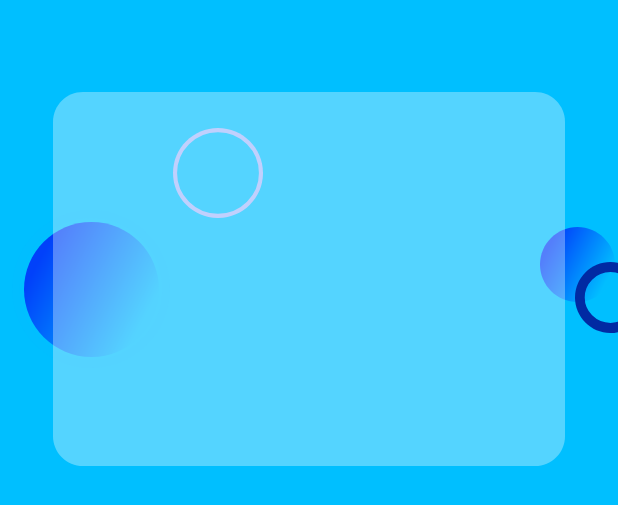
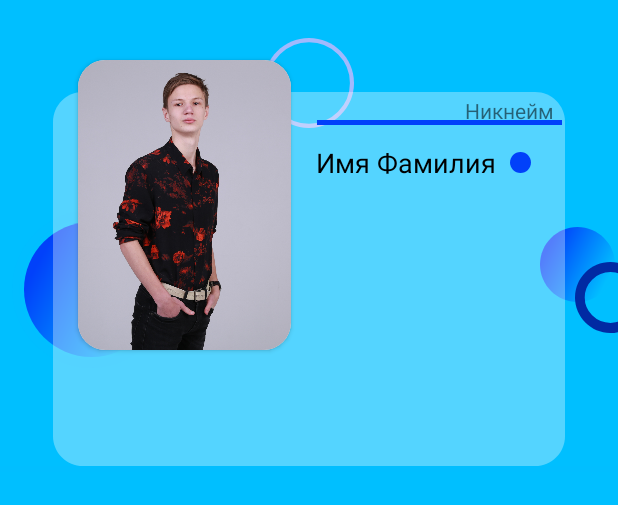
Before and after one commit to romka-best/NeoBrain_App, an Android app: the layout profile_controller.xml on its own in the app's theme, with its tools: preview values and no code run, on a phone screen of 412 x 824 dp. Shown: the top 505 px of the screen. Run offline under Robolectric (Android 15) with nearby library versions, the phone set to English and light mode, and no system bars.

Commit message:
Update ProfileController Add new shapes and avatar Add new dependencies

```diff
--- a/app/src/main/java/com/example/neobrain/Controllers/ProfileController.java
+++ b/app/src/main/java/com/example/neobrain/Controllers/ProfileController.java
@@ -5,6 +5,8 @@ import android.view.View;
 import android.view.ViewGroup;
 
 import androidx.annotation.NonNull;
+import androidx.cardview.widget.CardView;
+import androidx.swiperefreshlayout.widget.SwipeRefreshLayout;
 
 import com.bluelinelabs.conductor.Controller;
 import com.example.neobrain.R;
@@ -12,11 +14,31 @@ import com.example.neobrain.R;
 import butterknife.ButterKnife;
 
 public class ProfileController extends Controller {
+
+    private CardView avatarCard;
+    private SwipeRefreshLayout swipeContainer;
+
     @NonNull
     @Override
     protected View onCreateView(@NonNull LayoutInflater inflater, @NonNull ViewGroup container) {
-        View view = inflater.inflate(R.layout.start_controller, container, false);
+        View view = inflater.inflate(R.layout.profile_controller, container, false);
         ButterKnife.bind(this, view);
+
+        avatarCard = view.findViewById(R.id.avatar_card);
+        avatarCard.setPreventCornerOverlap(false);
+
+        swipeContainer = view.findViewById(R.id.swipeContainer);
+        swipeContainer.setOnRefreshListener(new SwipeRefreshLayout.OnRefreshListener() {
+            @Override
+            public void onRefresh() {
+                // Сделать обновление страницы
+//                swipeContainer.setRefreshing(false);
+            }
+        });
+
+        swipeContainer.setColorSchemeResources(
+                R.color.colorPrimary,
+                R.color.colorPrimaryDark);
         return view;
     }
 }
--- /dev/null
+++ b/app/src/main/res/drawable/circle_offline.xml
@@ -0,0 +1,24 @@
+<?xml version="1.0" encoding="utf-8"?>
+<vector
+    xmlns:android="http://schemas.android.com/apk/res/android"
+    xmlns:aapt="http://schemas.android.com/aapt"
+    android:width="14dp"
+    android:height="14dp"
+    android:viewportWidth="14"
+    android:viewportHeight="14"
+    >
+
+    <group>
+
+        <clip-path
+            android:pathData="M14 7C14 10.866 10.866 14 7 14C3.13401 14 0 10.866 0 7C0 3.13401 3.13401 0 7 0C10.866 0 14 3.13401 14 7Z"
+            />
+
+        <path
+            android:pathData="M0 0V14H14V0"
+            android:fillColor="#fa013f"
+            />
+
+    </group>
+
+</vector>
--- /dev/null
+++ b/app/src/main/res/drawable/circle_online.xml
@@ -0,0 +1,24 @@
+<?xml version="1.0" encoding="utf-8"?>
+<vector
+    xmlns:android="http://schemas.android.com/apk/res/android"
+    xmlns:aapt="http://schemas.android.com/aapt"
+    android:width="14dp"
+    android:height="14dp"
+    android:viewportWidth="14"
+    android:viewportHeight="14"
+    >
+
+    <group>
+
+        <clip-path
+            android:pathData="M14 7C14 10.866 10.866 14 7 14C3.13401 14 0 10.866 0 7C0 3.13401 3.13401 0 7 0C10.866 0 14 3.13401 14 7Z"
+            />
+
+        <path
+            android:pathData="M0 0V14H14V0"
+            android:fillColor="#0141FA"
+            />
+
+    </group>
+
+</vector>
--- /dev/null
+++ b/app/src/main/res/drawable/line_blue.xml
@@ -0,0 +1,25 @@
+<?xml version="1.0" encoding="utf-8"?>
+<vector
+    xmlns:android="http://schemas.android.com/apk/res/android"
+    xmlns:aapt="http://schemas.android.com/aapt"
+    android:width="200dp"
+    android:height="10dp"
+    android:viewportWidth="389"
+    android:viewportHeight="2"
+    >
+
+    <group>
+
+        <clip-path
+            android:pathData="M1 1H388H1Z"
+            />
+
+    </group>
+
+    <path
+        android:pathData="M1 1H388H1Z"
+        android:strokeWidth="2"
+        android:strokeColor="#01BEFF"
+        />
+
+</vector>
--- /dev/null
+++ b/app/src/main/res/drawable/line_darkblue.xml
@@ -0,0 +1,25 @@
+<?xml version="1.0" encoding="utf-8"?>
+<vector
+    xmlns:android="http://schemas.android.com/apk/res/android"
+    xmlns:aapt="http://schemas.android.com/aapt"
+    android:width="200dp"
+    android:height="10dp"
+    android:viewportWidth="188"
+    android:viewportHeight="3"
+    >
+
+    <group>
+
+        <clip-path
+            android:pathData="M1.5 1.5H186.5H1.5Z"
+            />
+
+    </group>
+
+    <path
+        android:pathData="M1.5 1.5H186.5H1.5Z"
+        android:strokeWidth="3"
+        android:strokeColor="#0141FA"
+        />
+
+</vector>
--- a/app/src/main/res/layout/profile_controller.xml
+++ b/app/src/main/res/layout/profile_controller.xml
@@ -1,12 +1,22 @@
 <?xml version="1.0" encoding="utf-8"?>
-<androidx.constraintlayout.widget.ConstraintLayout xmlns:android="http://schemas.android.com/apk/res/android"
-    xmlns:app="http://schemas.android.com/apk/res-auto"
-    xmlns:tools="http://schemas.android.com/tools"
+<androidx.swiperefreshlayout.widget.SwipeRefreshLayout xmlns:android="http://schemas.android.com/apk/res/android"
+    android:id="@+id/swipeContainer"
     android:layout_width="match_parent"
     android:layout_height="match_parent">
 
+    <ScrollView
+        android:id="@+id/scrollView"
+        android:layout_width="match_parent"
+        android:layout_height="match_parent"
+        android:fillViewport="true">
+
+
+        <androidx.constraintlayout.widget.ConstraintLayout xmlns:app="http://schemas.android.com/apk/res-auto"
+            android:layout_width="match_parent"
+            android:layout_height="wrap_content">
+
             <View
-        android:id="@+id/gradientCircle"
+                android:id="@+id/gradient_circle"
                 android:layout_width="50dp"
                 android:layout_height="50dp"
                 android:layout_alignParentTop="true"
@@ -26,20 +36,17 @@
                 android:layout_marginStart="23dp"
                 android:layout_marginTop="23dp"
                 android:background="@drawable/circle_darkblue_without_center"
-        app:layout_constraintStart_toStartOf="@+id/gradientCircle"
-        app:layout_constraintTop_toTopOf="@+id/gradientCircle" />
+                app:layout_constraintStart_toStartOf="@+id/gradient_circle"
+                app:layout_constraintTop_toTopOf="@+id/gradient_circle" />
 
             <View
                 android:id="@+id/circleWithAlpha"
                 android:layout_width="60dp"
                 android:layout_height="60dp"
                 android:layout_alignParentTop="true"
-        android:layout_marginStart="115dp"
-        android:layout_marginTop="85dp"
-        android:layout_marginEnd="104dp"
+                android:layout_marginTop="25dp"
                 android:background="@drawable/circle_darkblue_without_center_with_alpha"
-        app:layout_constraintEnd_toStartOf="@+id/circleDarkblueWithoutCenter"
-        app:layout_constraintHorizontal_bias="0.0"
+                app:layout_constraintEnd_toEndOf="parent"
                 app:layout_constraintStart_toStartOf="parent"
                 app:layout_constraintTop_toTopOf="parent" />
 
@@ -50,7 +57,7 @@
                 android:layout_alignParentTop="true"
                 android:layout_marginTop="148dp"
                 android:background="@drawable/circle_darkblue"
-        app:layout_constraintEnd_toStartOf="@+id/gradientCircle"
+                app:layout_constraintEnd_toStartOf="@+id/gradient_circle"
                 app:layout_constraintHorizontal_bias="0.059"
                 app:layout_constraintStart_toStartOf="parent"
                 app:layout_constraintTop_toTopOf="parent" />
@@ -63,7 +70,7 @@
                 android:layout_marginStart="8dp"
                 android:layout_marginTop="140dp"
                 android:background="@drawable/circle_blue_without_center"
-        app:layout_constraintEnd_toStartOf="@+id/gradientCircle"
+                app:layout_constraintEnd_toStartOf="@+id/gradient_circle"
                 app:layout_constraintHorizontal_bias="0.0"
                 app:layout_constraintStart_toStartOf="parent"
                 app:layout_constraintTop_toTopOf="parent" />
@@ -79,4 +86,95 @@
                 app:layout_constraintStart_toStartOf="parent"
                 app:layout_constraintTop_toTopOf="parent" />
 
+            <androidx.cardview.widget.CardView
+                android:id="@+id/avatar_card"
+                android:layout_width="142dp"
+                android:layout_height="193dp"
+                android:layout_marginTop="40dp"
+                app:cardCornerRadius="18dp"
+                app:layout_constraintEnd_toEndOf="parent"
+                app:layout_constraintHorizontal_bias="0.193"
+                app:layout_constraintStart_toStartOf="parent"
+                app:layout_constraintTop_toTopOf="parent">
+
+                <ImageView
+                    android:id="@+id/avatar"
+                    android:layout_width="match_parent"
+                    android:layout_height="match_parent"
+                    android:scaleType="centerCrop"
+                    app:srcCompat="@drawable/photo_avatar" />
+            </androidx.cardview.widget.CardView>
+
+            <TextView
+                android:id="@+id/name_surname"
+                android:layout_width="wrap_content"
+                android:layout_height="wrap_content"
+                android:layout_alignParentStart="false"
+                android:layout_alignParentTop="false"
+                android:layout_alignParentEnd="false"
+                android:layout_alignParentBottom="false"
+                android:layout_marginTop="96dp"
+                android:gravity="center_horizontal|top"
+                android:text="Имя Фамилия"
+                android:textColor="@android:color/black"
+                android:textSize="18sp"
+                app:layout_constraintEnd_toEndOf="parent"
+                app:layout_constraintHorizontal_bias="0.721"
+                app:layout_constraintStart_toStartOf="parent"
+                app:layout_constraintTop_toTopOf="parent" />
+
+            <View
+                android:id="@+id/line"
+                android:layout_width="166dp"
+                android:layout_height="3dp"
+                android:layout_alignParentStart="false"
+                android:layout_alignParentTop="false"
+                android:layout_marginTop="80dp"
+                android:background="@drawable/line_darkblue"
+                app:layout_constraintEnd_toEndOf="parent"
+                app:layout_constraintHorizontal_bias="0.854"
+                app:layout_constraintStart_toStartOf="parent"
+                app:layout_constraintTop_toTopOf="parent" />
+
+            <View
+                android:id="@+id/status_circle"
+                android:layout_width="14dp"
+                android:layout_height="14dp"
+                android:layout_alignParentStart="true"
+                android:layout_alignParentTop="true"
+                android:layout_marginTop="18dp"
+                android:background="@drawable/circle_online"
+                app:layout_constraintEnd_toEndOf="parent"
+                app:layout_constraintHorizontal_bias="0.134"
+                app:layout_constraintStart_toEndOf="@+id/name_surname"
+                app:layout_constraintTop_toBottomOf="@+id/line" />
+
+            <TextView
+                android:id="@+id/nickname"
+                android:layout_width="wrap_content"
+                android:layout_height="wrap_content"
+                android:layout_marginTop="64dp"
+                android:gravity="center_horizontal|top"
+                android:text="@string/hint_nickname"
+                android:textSize="14sp"
+                app:layout_constraintEnd_toEndOf="parent"
+                app:layout_constraintHorizontal_bias="0.73"
+                app:layout_constraintStart_toEndOf="@+id/avatar_card"
+                app:layout_constraintTop_toTopOf="parent" />
+
+            <View
+                android:id="@+id/line_blue"
+                android:layout_width="match_parent"
+                android:layout_height="4dp"
+                android:layout_alignParentStart="true"
+                android:layout_alignParentTop="true"
+                android:layout_marginStart="-2dp"
+                android:layout_marginEnd="-2dp"
+                android:background="@drawable/line_blue"
+                app:layout_constraintEnd_toEndOf="parent"
+                app:layout_constraintStart_toStartOf="parent"
+                app:layout_constraintTop_toBottomOf="@+id/background_profile" />
+
         </androidx.constraintlayout.widget.ConstraintLayout>
+    </ScrollView>
+</androidx.swiperefreshlayout.widget.SwipeRefreshLayout>
--- a/app/src/main/res/values/colors.xml
+++ b/app/src/main/res/values/colors.xml
@@ -1,6 +1,6 @@
 <?xml version="1.0" encoding="utf-8"?>
 <resources>
-    <color name="colorPrimary">#00bfff</color>
+    <color name="colorPrimary">#00BFFF</color>
     <color name="colorPrimaryDark">#013ffa</color>
     <color name="colorComplementary">#fabc01</color>
     <color name="colorAccent">#D0D0D0</color>
```
Also changed, not shown: app/build.gradle (+11 -0 lines), app/src/main/res/drawable/photo_avatar.jpg (added), 1 other file. Lines whose indentation alone changed are shown as unchanged.
